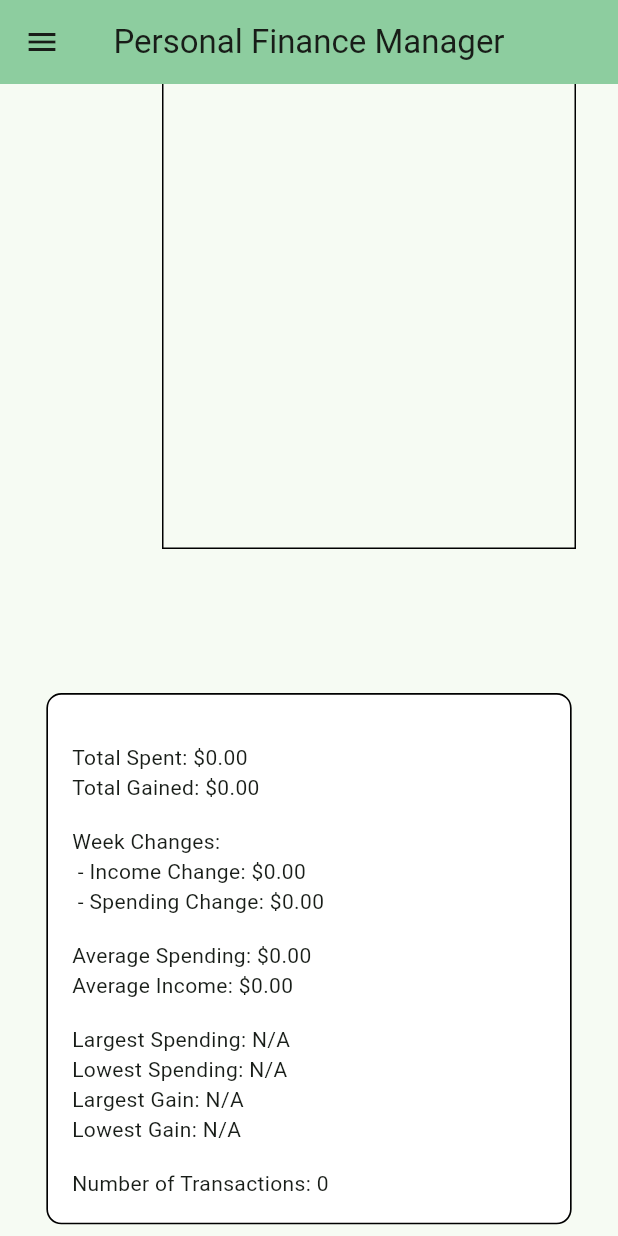
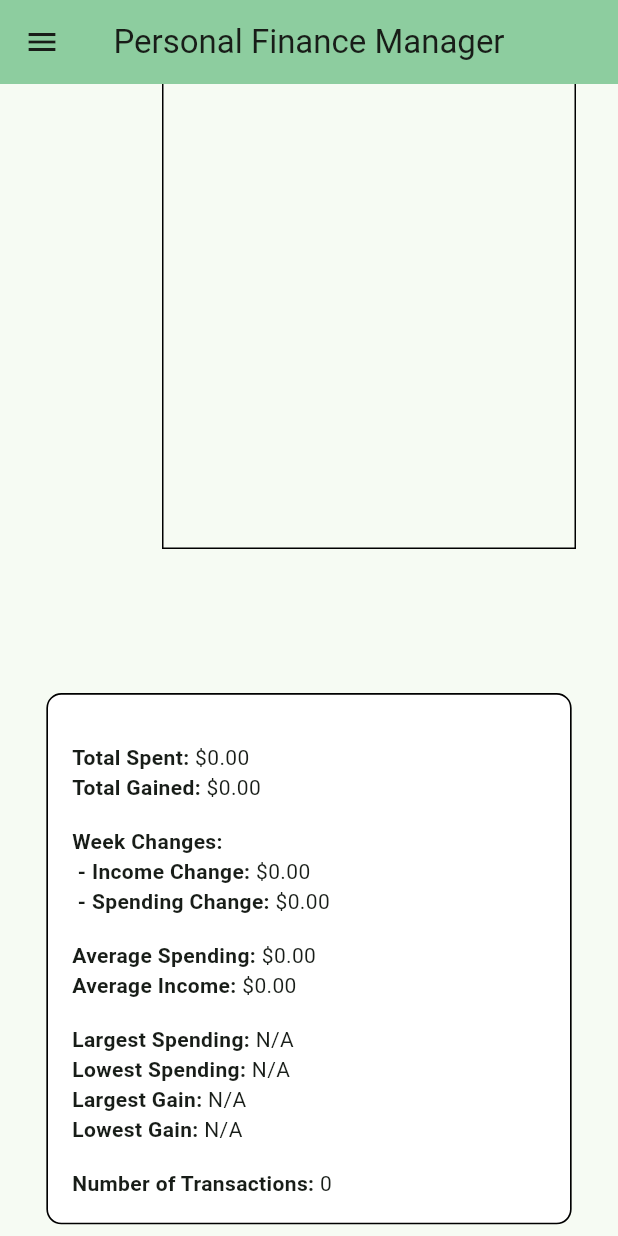
Before and after one commit to PhiGsu/personal_finance_manager, a Flutter app: the screen it shows after launch, scrolled down 852 dp, on a phone screen of 412 x 824 dp. Run offline on Flutter 3.47's test engine with Material 3 defaults, Android fonts, the phone set to English and light mode, and no system bars; drawn by our look-alikes of fl_chart; our stand-ins replace sqflite; accounts and stored records are empty.

Commit message:
Modify styling of spending analysis info and fetching of transactions - Updated the styling of the spending analysis info widget for better readability - Future transactions are no longer included in the spending analysis

```diff
--- a/lib/database.dart
+++ b/lib/database.dart
@@ -160,13 +160,17 @@ class DatabaseHelper {
         .toList();
   }
 
-  // Returns transactions after a certain date
-  Future<List<UserTransaction>> getTransactionsAfterDate(DateTime date) async {
+  // Returns transactions between a start date and an end date (inclusive)
+  Future<List<UserTransaction>> getTransactionsBetweenDates(
+      DateTime startDate, DateTime endDate) async {
     Database db = await instance.database;
+    final String start = startDate.toIso8601String().split('T')[0];
+    final String end = endDate.toIso8601String().split('T')[0];
+
     final List<Map<String, dynamic>> results = await db.query(
       'UserTransaction',
-      where: 'date > ?',
-      whereArgs: [date.toIso8601String().split('T')[0]],
+      where: 'date BETWEEN ? AND ?',
+      whereArgs: [start, end],
     );
 
     return results
--- a/lib/screens/spending_analysis_screen.dart
+++ b/lib/screens/spending_analysis_screen.dart
@@ -44,20 +44,20 @@ class _SpendingAnalysisScreenState extends State<SpendingAnalysisScreen> {
     DateTime startDate;
     switch (timePeriod) {
       case 'Week':
-        startDate = DateTime.now().subtract(Duration(days: 7));
+        startDate = DateTime.now().subtract(Duration(days: 6));
         break;
       case 'Month':
-        startDate = DateTime.now().subtract(Duration(days: 30));
+        startDate = DateTime.now().subtract(Duration(days: 29));
         break;
       case 'Year':
-        startDate = DateTime.now().subtract(Duration(days: 365));
+        startDate = DateTime.now().subtract(Duration(days: 364));
         break;
       default:
-        startDate = DateTime.now().subtract(Duration(days: 7));
+        startDate = DateTime.now().subtract(Duration(days: 6));
     }
 
     final filteredTransactions =
-        await DatabaseHelper.instance.getTransactionsAfterDate(startDate);
+        await DatabaseHelper.instance.getTransactionsBetweenDates(startDate, DateTime.now());
 
     setState(() {
       transactions = filteredTransactions;
--- a/lib/widgets/spending_analysis_info.dart
+++ b/lib/widgets/spending_analysis_info.dart
@@ -131,47 +131,193 @@ class SpendingAnalysisInfo extends StatelessWidget {
           crossAxisAlignment: CrossAxisAlignment.start,
           children: [
             const SizedBox(height: 16),
-            Text('Total Spent: \$${_calculateTotalSpent().toStringAsFixed(2)}'),
+            Row(
+              children: [
                 Text(
-                'Total Gained: \$${_calculateTotalGained().toStringAsFixed(2)}'),
+                  'Total Spent: ',
+                  style: TextStyle(fontWeight: FontWeight.bold),
+                ),
+                Text(
+                  '\$${_calculateTotalSpent().toStringAsFixed(2)}',
+                ),
+              ],
+            ),
+            Row(
+              children: [
+                Text(
+                  'Total Gained: ',
+                  style: TextStyle(fontWeight: FontWeight.bold),
+                ),
+                Text(
+                  '\$${_calculateTotalGained().toStringAsFixed(2)}',
+                ),
+              ],
+            ),
             const SizedBox(height: 16),
-            Text('Week Changes:'),
             Text(
-                ' - Income Change: ${_formatAmount(_calculateWeekChanges(forIncome: true))}'),
+              'Week Changes:',
+              style: TextStyle(fontWeight: FontWeight.bold),
+            ),
+            Row(
+              children: [
                 Text(
-                ' - Spending Change: ${_formatAmount(_calculateWeekChanges(forIncome: false))}'),
+                  ' - Income Change: ',
+                  style: TextStyle(fontWeight: FontWeight.bold),
+                ),
+                Text(
+                  _formatAmount(_calculateWeekChanges(forIncome: true)),
+                ),
+              ],
+            ),
+            Row(
+              children: [
+                Text(
+                  ' - Spending Change: ',
+                  style: TextStyle(fontWeight: FontWeight.bold),
+                ),
+                Text(
+                  _formatAmount(_calculateWeekChanges(forIncome: false)),
+                ),
+              ],
+            ),
             if (timePeriod != 'Week') ...[
               const SizedBox(height: 16),
-              Text('Month Changes:'),
               Text(
-                  ' - Income Change: ${_formatAmount(_calculateMonthChanges(forIncome: true))}'),
+                'Month Changes:',
+                style: TextStyle(fontWeight: FontWeight.bold),
+              ),
+              Row(
+                children: [
                   Text(
-                  ' - Spending Change: ${_formatAmount(_calculateMonthChanges(forIncome: false))}'),
+                    ' - Income Change: ',
+                    style: TextStyle(fontWeight: FontWeight.bold),
+                  ),
+                  Text(
+                    _formatAmount(_calculateMonthChanges(forIncome: true)),
+                  ),
+                ],
+              ),
+              Row(
+                children: [
+                  Text(
+                    ' - Spending Change: ',
+                    style: TextStyle(fontWeight: FontWeight.bold),
+                  ),
+                  Text(
+                    _formatAmount(_calculateMonthChanges(forIncome: false)),
+                  ),
+                ],
+              ),
             ],
             if (timePeriod == 'Year') ...[
               const SizedBox(height: 16),
-              Text('Year Changes:'),
               Text(
-                  ' - Income Change: ${_formatAmount(_calculateYearChanges(forIncome: true))}'),
+                'Year Changes:',
+                style: TextStyle(fontWeight: FontWeight.bold),
+              ),
+              Row(
+                children: [
                   Text(
-                  ' - Spending Change: ${_formatAmount(_calculateYearChanges(forIncome: false))}'),
+                    ' - Income Change: ',
+                    style: TextStyle(fontWeight: FontWeight.bold),
+                  ),
+                  Text(
+                    _formatAmount(_calculateYearChanges(forIncome: true)),
+                  ),
+                ],
+              ),
+              Row(
+                children: [
+                  Text(
+                    ' - Spending Change: ',
+                    style: TextStyle(fontWeight: FontWeight.bold),
+                  ),
+                  Text(
+                    _formatAmount(_calculateYearChanges(forIncome: false)),
+                  ),
+                ],
+              ),
             ],
             const SizedBox(height: 16),
+            Row(
+              children: [
                 Text(
-                'Average Spending: \$${_calculateAverageSpending().toStringAsFixed(2)}'),
+                  'Average Spending: ',
+                  style: TextStyle(fontWeight: FontWeight.bold),
+                ),
                 Text(
-                'Average Income: \$${_calculateAverageIncome().toStringAsFixed(2)}'),
+                  '\$${_calculateAverageSpending().toStringAsFixed(2)}',
+                ),
+              ],
+            ),
+            Row(
+              children: [
+                Text(
+                  'Average Income: ',
+                  style: TextStyle(fontWeight: FontWeight.bold),
+                ),
+                Text(
+                  '\$${_calculateAverageIncome().toStringAsFixed(2)}',
+                ),
+              ],
+            ),
             const SizedBox(height: 16),
+            Row(
+              children: [
                 Text(
-                'Largest Spending: ${largestSpending != null ? _formatAmount(largestSpending.amount) : 'N/A'}'),
+                  'Largest Spending: ',
+                  style: TextStyle(fontWeight: FontWeight.bold),
+                ),
                 Text(
-                'Lowest Spending: ${lowestSpending != null ? _formatAmount(lowestSpending.amount) : 'N/A'}'),
+                  largestSpending != null ? _formatAmount(largestSpending.amount) : 'N/A',
+                ),
+              ],
+            ),
+            Row(
+              children: [
                 Text(
-                'Largest Gain: ${largestGain != null ? _formatAmount(largestGain.amount) : 'N/A'}'),
+                  'Lowest Spending: ',
+                  style: TextStyle(fontWeight: FontWeight.bold),
+                ),
                 Text(
-                'Lowest Gain: ${lowestGain != null ? _formatAmount(lowestGain.amount) : 'N/A'}'),
+                  lowestSpending != null ? _formatAmount(lowestSpending.amount) : 'N/A',
+                ),
+              ],
+            ),
+            Row(
+              children: [
+                Text(
+                  'Largest Gain: ',
+                  style: TextStyle(fontWeight: FontWeight.bold),
+                ),
+                Text(
+                  largestGain != null ? _formatAmount(largestGain.amount) : 'N/A',
+                ),
+              ],
+            ),
+            Row(
+              children: [
+                Text(
+                  'Lowest Gain: ',
+                  style: TextStyle(fontWeight: FontWeight.bold),
+                ),
+                Text(
+                  lowestGain != null ? _formatAmount(lowestGain.amount) : 'N/A',
+                ),
+              ],
+            ),
             const SizedBox(height: 16),
-            Text('Number of Transactions: ${transactions.length}'),
+            Row(
+              children: [
+                Text(
+                  'Number of Transactions: ',
+                  style: TextStyle(fontWeight: FontWeight.bold),
+                ),
+                Text(
+                  '${transactions.length}',
+                ),
+              ],
+            ),
           ],
         ),
       ),
```
Lines whose indentation alone changed are shown as unchanged.
